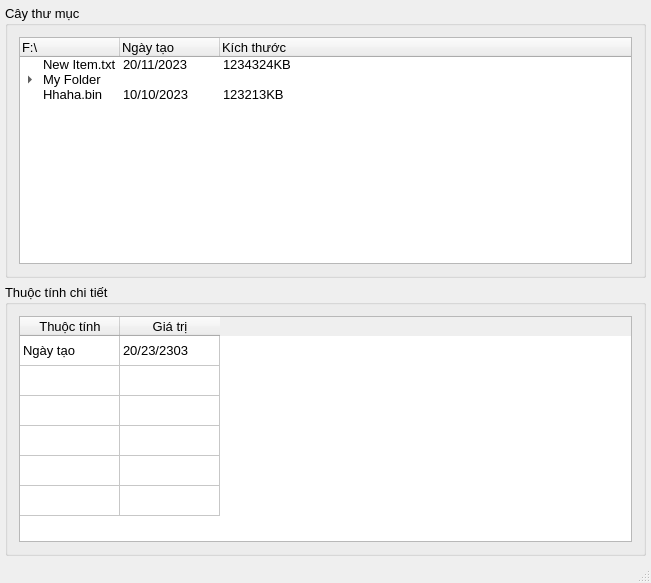
The window that FileSystem/TreeFolderGUI.ui (git03-Nguyen/FileSystem-Manager) describes before a commit, drawn with Qt 5.
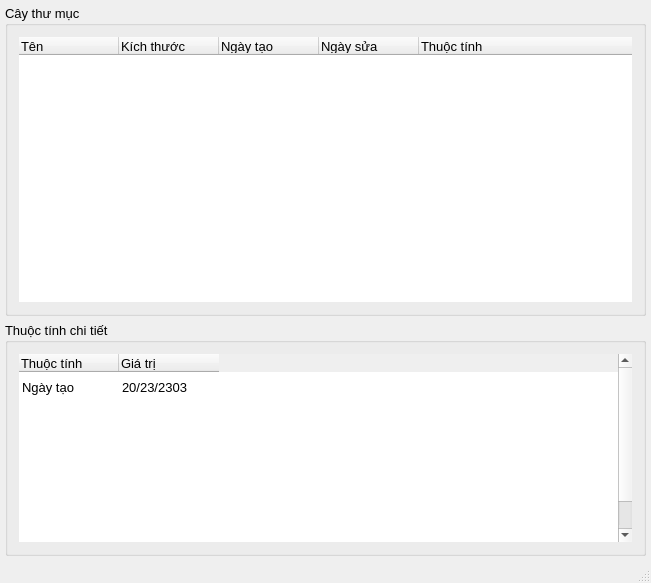
The same window after the commit.

```diff
--- a/FileSystem/TreeFolderGUI.ui
+++ b/FileSystem/TreeFolderGUI.ui
@@ -14,7 +14,10 @@
    <string>TreeFolderGUI</string>
   </property>
   <widget class="QWidget" name="centralWidget">
-   <layout class="QVBoxLayout" name="verticalLayout_4">
+   <property name="autoFillBackground">
+    <bool>false</bool>
+   </property>
+   <layout class="QVBoxLayout" name="verticalLayout_4" stretch="4,3">
     <property name="leftMargin">
      <number>5</number>
     </property>
@@ -40,77 +43,66 @@
       </property>
       <layout class="QVBoxLayout" name="verticalLayout_2">
        <item>
-        <widget class="QTreeWidget" name="treeWidget">
+        <widget class="QTreeWidget" name="folderTree">
+         <property name="font">
+          <font>
+           <pointsize>10</pointsize>
+           <bold>false</bold>
+          </font>
+         </property>
+         <property name="frameShape">
+          <enum>QFrame::NoFrame</enum>
+         </property>
          <column>
           <property name="text">
-           <string>F:\</string>
+           <string>Tên</string>
           </property>
-         </column>
-         <column>
-          <property name="text">
-           <string>Ngày tạo</string>
+          <property name="font">
+           <font>
+            <fontweight>DemiBold</fontweight>
+           </font>
           </property>
          </column>
          <column>
           <property name="text">
            <string>Kích thước</string>
           </property>
+          <property name="font">
+           <font>
+            <fontweight>DemiBold</fontweight>
+           </font>
+          </property>
          </column>
-         <item>
+         <column>
           <property name="text">
-           <string>New Item.txt</string>
+           <string>Ngày tạo</string>
           </property>
-          <property name="text">
-           <string>20/11/2023</string>
+          <property name="font">
+           <font>
+            <fontweight>DemiBold</fontweight>
+           </font>
           </property>
+         </column>
+         <column>
           <property name="text">
-           <string>1234324KB</string>
+           <string>Ngày sửa</string>
           </property>
-         </item>
-         <item>
-          <property name="text">
-           <string>My Folder</string>
+          <property name="font">
+           <font>
+            <fontweight>DemiBold</fontweight>
+           </font>
           </property>
+         </column>
+         <column>
           <property name="text">
-           <string/>
+           <string>Thuộc tính</string>
           </property>
-          <property name="text">
-           <string/>
+          <property name="font">
+           <font>
+            <fontweight>DemiBold</fontweight>
+           </font>
           </property>
-          <item>
-           <property name="text">
-            <string>Hehe.bin</string>
-           </property>
-           <property name="text">
-            <string>20/23/2323</string>
-           </property>
-           <property name="text">
-            <string>2313123KB</string>
-           </property>
-          </item>
-          <item>
-           <property name="text">
-            <string>gagaga.sys</string>
-           </property>
-           <property name="text">
-            <string>1/1/2323</string>
-           </property>
-           <property name="text">
-            <string>321321KB</string>
-           </property>
-          </item>
-         </item>
-         <item>
-          <property name="text">
-           <string>Hhaha.bin</string>
-          </property>
-          <property name="text">
-           <string>10/10/2023</string>
-          </property>
-          <property name="text">
-           <string>123213KB</string>
-          </property>
-         </item>
+         </column>
         </widget>
        </item>
       </layout>
@@ -131,7 +123,19 @@
         </property>
         <layout class="QVBoxLayout" name="verticalLayout_3">
          <item>
-          <widget class="QTableWidget" name="tableWidget">
+          <widget class="QTableWidget" name="tblProperties">
+           <property name="font">
+            <font>
+             <pointsize>10</pointsize>
+             <bold>false</bold>
+            </font>
+           </property>
+           <property name="frameShape">
+            <enum>QFrame::NoFrame</enum>
+           </property>
+           <property name="showGrid">
+            <bool>false</bool>
+           </property>
            <attribute name="verticalHeaderVisible">
             <bool>false</bool>
            </attribute>
@@ -169,11 +173,27 @@
             <property name="text">
              <string>Thuộc tính</string>
             </property>
+            <property name="font">
+             <font>
+              <fontweight>DemiBold</fontweight>
+             </font>
+            </property>
+            <property name="textAlignment">
+             <set>AlignLeading|AlignVCenter</set>
+            </property>
            </column>
            <column>
             <property name="text">
              <string>Giá trị</string>
             </property>
+            <property name="font">
+             <font>
+              <fontweight>DemiBold</fontweight>
+             </font>
+            </property>
+            <property name="textAlignment">
+             <set>AlignLeading|AlignVCenter</set>
+            </property>
            </column>
            <item row="0" column="0">
             <property name="text">
```
